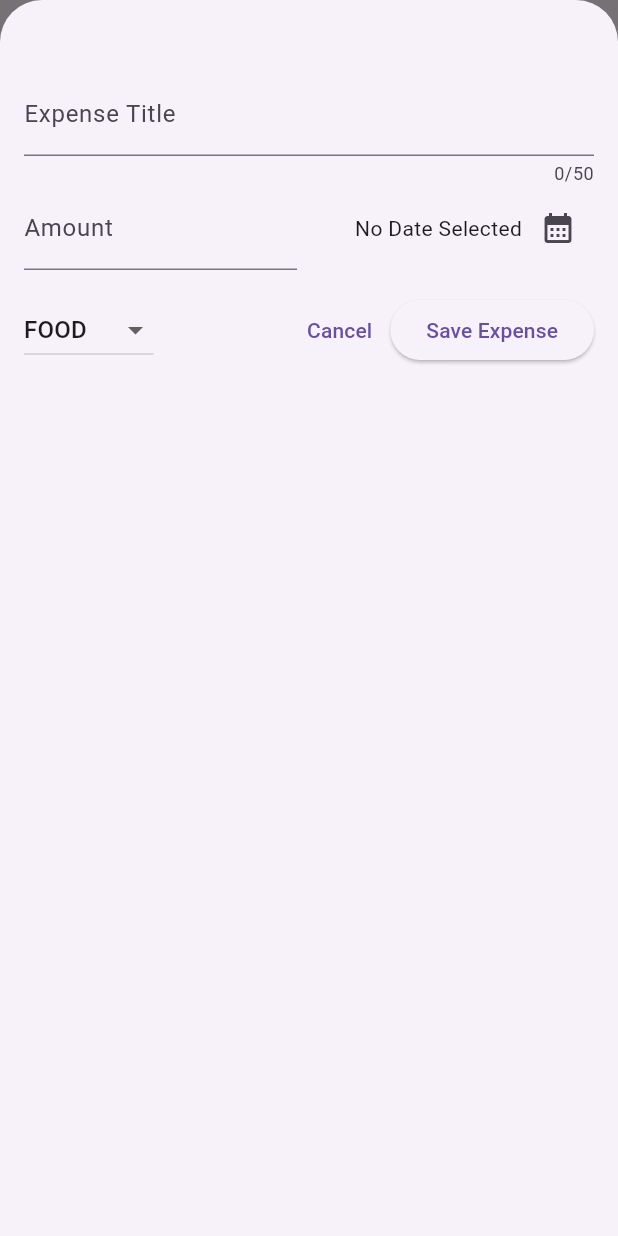
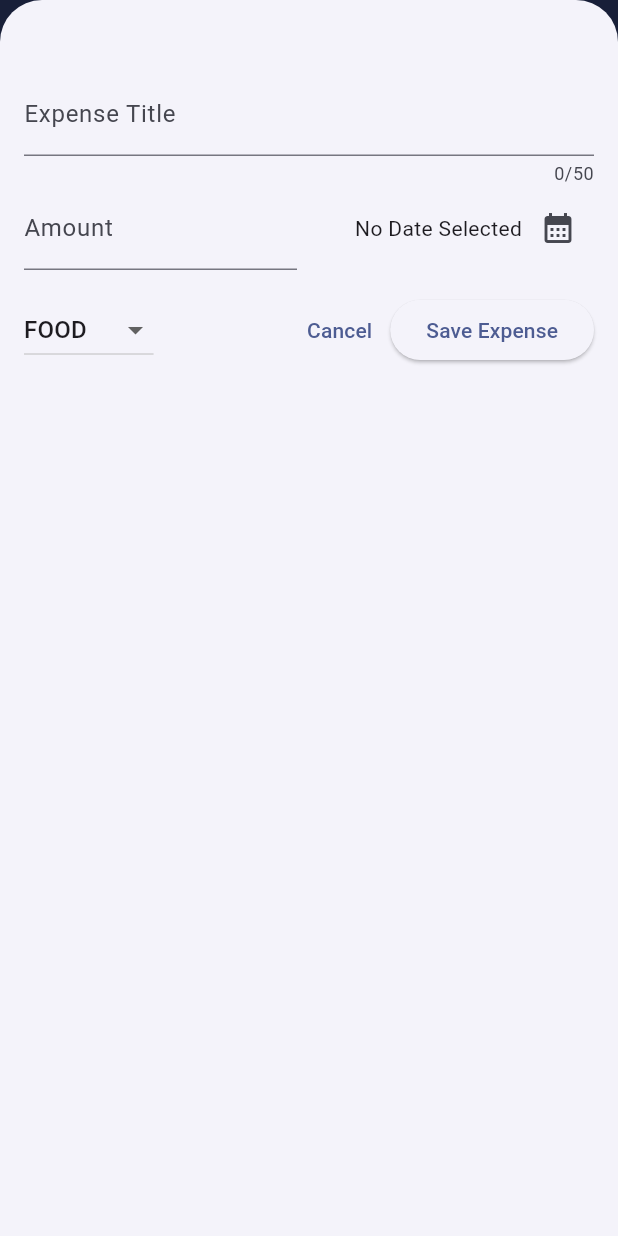
Before and after one commit to Haldiant/expense_tracker, a Flutter app: the screen it shows after launch, after a tap on the "add" icon, on a phone screen of 412 x 824 dp. Run offline on Flutter 3.47's test engine with Material 3 defaults, Android fonts, the phone set to English and light mode, and no system bars.

Commit message:
Refactor theme setup in main.dart to improve color scheme configuration

```diff
--- a/lib/main.dart
+++ b/lib/main.dart
@@ -1,9 +1,20 @@
 import 'package:expense_tracker/widgets/expenses.dart';
 import 'package:flutter/material.dart';
+
+var kColorScheme = ColorScheme.fromSeed(
+  seedColor: Color.fromARGB(255, 69, 100, 200),
+);
 
 void main() {
   runApp(
     MaterialApp(
+      theme: ThemeData().copyWith(
+        colorScheme: kColorScheme,
+        appBarTheme: AppBarTheme().copyWith(
+          backgroundColor: kColorScheme.onPrimaryContainer,
+          foregroundColor: kColorScheme.primaryContainer,
+        ),
+      ),
       home: Expenses(),
     ),
   );
```
